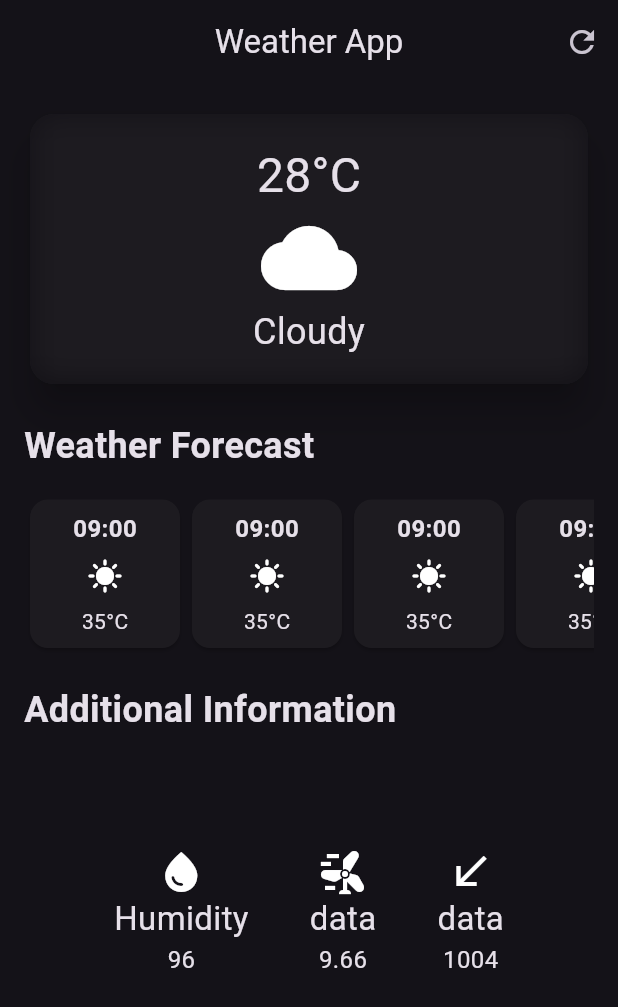
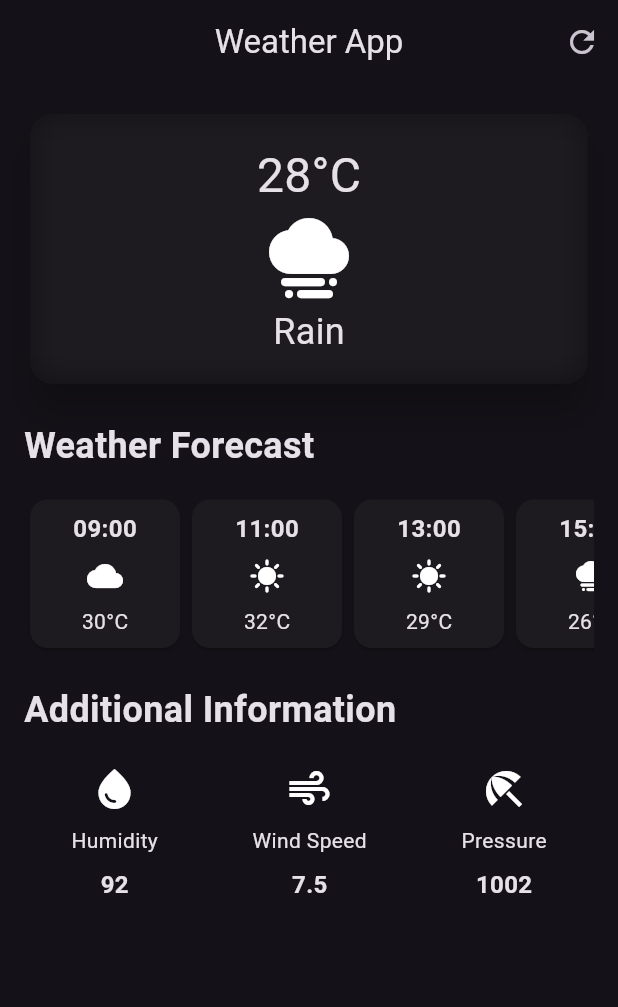
Before and after one commit to prajwalx7/weather_app, a Flutter app: the screen it shows after launch, on a phone screen of 412 x 824 dp. Shown: the top 1007 px of the screen. Run offline on Flutter 3.47's test engine with Material 3 defaults, Android fonts, the phone set to English and light mode, and no system bars.

Commit message:
UI complete

```diff
--- /dev/null
+++ b/lib/additional_info.dart
@@ -0,0 +1,35 @@
+import 'package:flutter/material.dart';
+
+class AdditionalInfoWidget extends StatelessWidget {
+  final IconData icon;
+  final String text;
+  final String value;
+  const AdditionalInfoWidget({
+    super.key,
+    required this.icon,
+    required this.text,
+    required this.value,
+  });
+
+  @override
+  Widget build(BuildContext context) {
+    return Row(
+      children: [
+        Column(
+          children: [
+            Icon(icon, size: 32),
+            const SizedBox(height: 8),
+            Text(
+              text,
+            ),
+            const SizedBox(height: 8),
+            Text(
+              value,
+              style: const TextStyle(fontSize: 16, fontWeight: FontWeight.bold),
+            ),
+          ],
+        ),
+      ],
+    );
+  }
+}
--- /dev/null
+++ b/lib/small_card_widget.dart
@@ -0,0 +1,40 @@
+import 'package:flutter/material.dart';
+
+class SmallCardWidget extends StatelessWidget {
+  final String time;
+  final IconData icon;
+  final String temperature;
+  const SmallCardWidget({
+    super.key,
+    required this.time,
+    required this.icon,
+    required this.temperature,
+  });
+
+  @override
+  Widget build(BuildContext context) {
+    return Card(
+      child: Container(
+        width: 100,
+        decoration: BoxDecoration(borderRadius: BorderRadius.circular(16)),
+        padding: const EdgeInsets.all(8.0),
+        child: Column(
+          children: [
+            Text(
+              time,
+              style: TextStyle(fontSize: 16, fontWeight: FontWeight.bold),
+            ),
+            SizedBox(
+              height: 8,
+            ),
+            Icon(icon),
+            SizedBox(
+              height: 8,
+            ),
+            Text(temperature),
+          ],
+        ),
+      ),
+    );
+  }
+}
--- a/lib/weather_screen.dart
+++ b/lib/weather_screen.dart
@@ -1,7 +1,7 @@
 import 'dart:ui';
-
 import 'package:flutter/material.dart';
-import 'package:flutter/widgets.dart';
+import 'package:weather_app/additional_info.dart';
+import 'package:weather_app/small_card_widget.dart';
 
 class WeatherScreen extends StatelessWidget {
   const WeatherScreen({super.key});
@@ -48,11 +48,11 @@ class WeatherScreen extends StatelessWidget {
                               style: TextStyle(fontSize: 32),
                             ),
                             Icon(
-                              Icons.cloud,
+                              Icons.foggy,
                               size: 64,
                             ),
                             Text(
-                              "Cloudy",
+                              "Rain",
                               style: TextStyle(fontSize: 24),
                             )
                           ],
@@ -77,16 +77,20 @@ class WeatherScreen extends StatelessWidget {
                 scrollDirection: Axis.horizontal,
                 child: Row(
                   children: [
-                    SmallCardWidget(),
-                    SmallCardWidget(),
-                    SmallCardWidget(),
-                    SmallCardWidget(),
-                    SmallCardWidget(),
-                    SmallCardWidget(),
-                    SmallCardWidget(),
-                    SmallCardWidget(),
-                    SmallCardWidget(),
-                    SmallCardWidget(),
+                    SmallCardWidget(
+                        time: '09:00', icon: Icons.cloud, temperature: "30°C"),
+                    SmallCardWidget(
+                        time: '11:00', icon: Icons.sunny, temperature: "32°C"),
+                    SmallCardWidget(
+                        time: '13:00', icon: Icons.sunny, temperature: "29°C"),
+                    SmallCardWidget(
+                        time: '15:00', icon: Icons.foggy, temperature: "26°C"),
+                    SmallCardWidget(
+                        time: '17:00', icon: Icons.cloud, temperature: "24°C"),
+                    SmallCardWidget(
+                        time: '19:00', icon: Icons.sunny, temperature: "20°C"),
+                    SmallCardWidget(
+                        time: '21:00', icon: Icons.cloud, temperature: "18°C"),
                   ],
                 ),
               ),
@@ -98,55 +102,18 @@ class WeatherScreen extends StatelessWidget {
                 style: TextStyle(fontSize: 24, fontWeight: FontWeight.bold),
               ),
               const SizedBox(
-                height: 15,
+                height: 20,
               ),
-              Container(
-                padding: EdgeInsets.all(60),
-                child: const Row(
-                  children: [
-                    Column(
-                      children: [
-                        Icon(Icons.water_drop, size: 32),
-                        Text(
-                          "Humidity",
-                          style: TextStyle(fontSize: 22),
-                        ),
-                        Text(
-                          "96",
-                          style: TextStyle(fontSize: 16),
-                        ),
-                      ],
-                    ),
-                    Spacer(),
-                    Column(
-                      children: [
-                        Icon(Icons.wind_power, size: 32),
-                        Text(
-                          "data",
-                          style: TextStyle(fontSize: 22),
-                        ),
-                        Text(
-                          "9.66",
-                          style: TextStyle(fontSize: 16),
-                        ),
-                      ],
-                    ),
-                    Spacer(),
-                    Column(
-                      children: [
-                        Icon(Icons.call_received_outlined, size: 32),
-                        Text(
-                          "data",
-                          style: TextStyle(fontSize: 22),
-                        ),
-                        Text(
-                          "1004",
-                          style: TextStyle(fontSize: 16),
-                        ),
-                      ],
-                    ),
-                  ],
-                ),
+              const Row(
+                mainAxisAlignment: MainAxisAlignment.spaceAround,
+                children: [
+                  AdditionalInfoWidget(
+                      icon: Icons.water_drop, text: "Humidity", value: "92"),
+                  AdditionalInfoWidget(
+                      icon: Icons.air, text: "Wind Speed", value: "7.5"),
+                  AdditionalInfoWidget(
+                      icon: Icons.beach_access, text: "Pressure", value: "1002")
+                ],
               )
             ],
           ),
@@ -155,36 +122,3 @@ class WeatherScreen extends StatelessWidget {
     );
   }
 }
-
-class SmallCardWidget extends StatelessWidget {
-  const SmallCardWidget({
-    super.key,
-  });
-
-  @override
-  Widget build(BuildContext context) {
-    return Card(
-      child: Container(
-        width: 100,
-        decoration: BoxDecoration(borderRadius: BorderRadius.circular(16)),
-        padding: const EdgeInsets.all(8.0),
-        child: const Column(
-          children: [
-            Text(
-              "09:00",
-              style: TextStyle(fontSize: 16, fontWeight: FontWeight.bold),
-            ),
-            SizedBox(
-              height: 8,
-            ),
-            Icon(Icons.sunny),
-            SizedBox(
-              height: 8,
-            ),
-            Text("35°C"),
-          ],
-        ),
-      ),
-    );
-  }
-}
```
